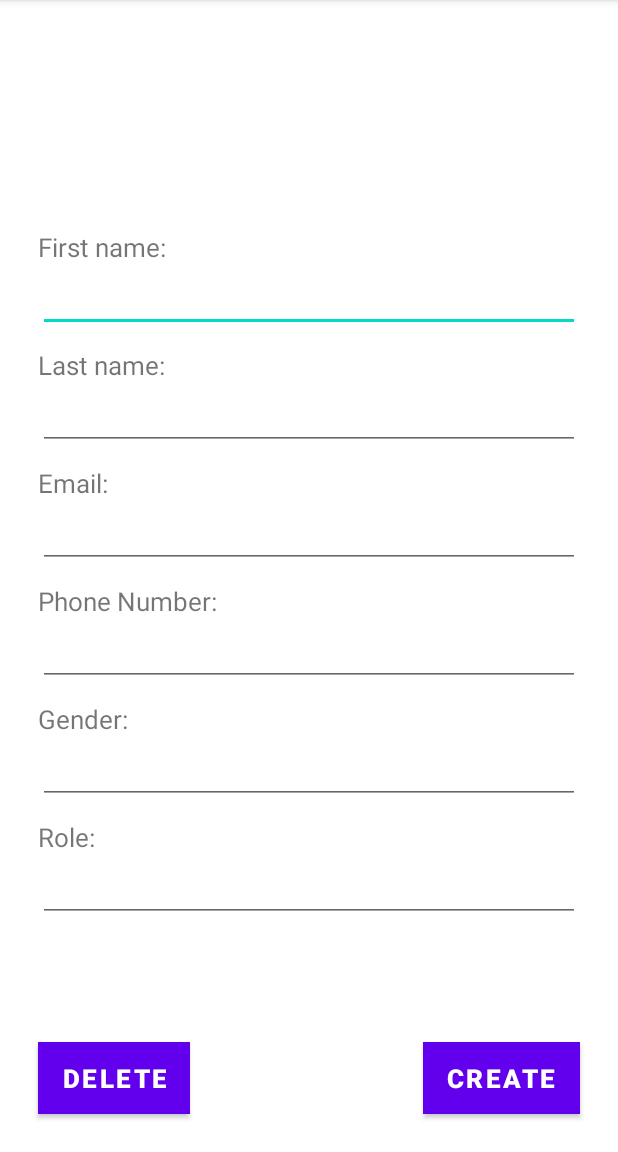
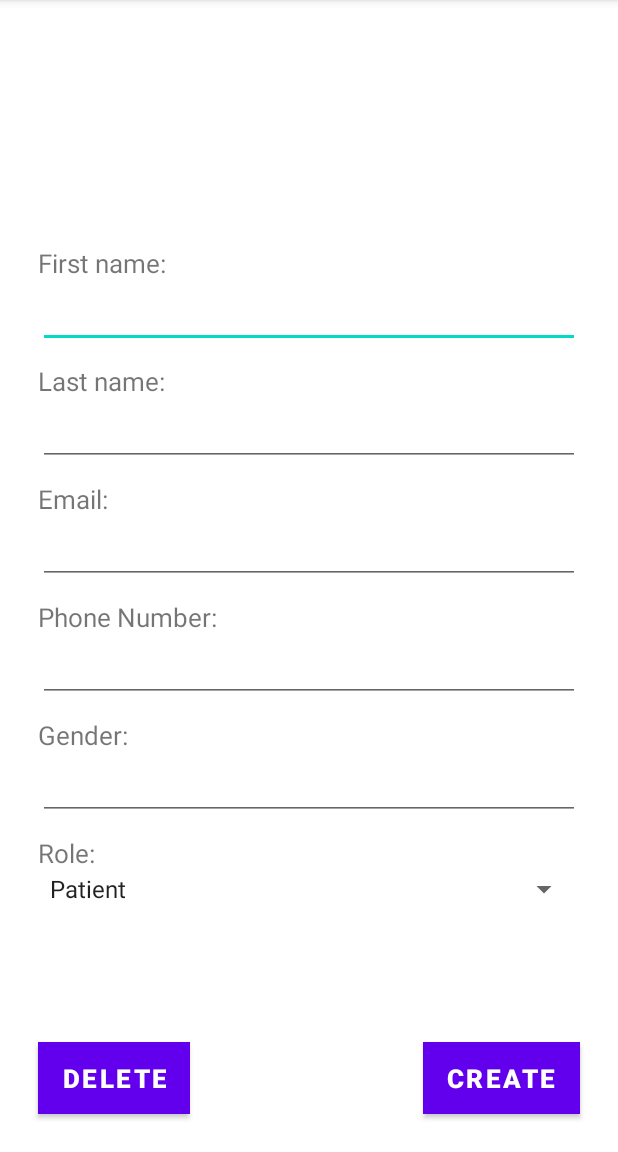
Before and after one commit to nhathuy19135/MobileDev2022, an Android app: the PatientDetailActivity screen opened directly, with no data from a screen before it, on a phone screen of 412 x 824 dp, the part 84-1236 px from its top. Run offline under Robolectric (Android 15) with nearby library versions, the phone set to English and light mode, and no system bars; our stand-ins replace Firebase (no records; nobody signed in at launch, a user with empty details on screens opened directly); 3 statements that could not run were skipped.

Commit message:
dropdown spinner for role selection

```diff
--- a/app/src/main/java/database/patient/PatientDetailActivity.java
+++ b/app/src/main/java/database/patient/PatientDetailActivity.java
@@ -1,13 +1,20 @@
 package database.patient;
 
-import static database.patient.PatientDBContract.*;
-
-import androidx.appcompat.app.AppCompatActivity;
+import static database.patient.PatientDBContract.DOCUMENT_ID;
+import static database.patient.PatientDBContract.FIELD_EMAIL;
+import static database.patient.PatientDBContract.FIELD_FIRST_NAME;
+import static database.patient.PatientDBContract.FIELD_GENDER;
+import static database.patient.PatientDBContract.FIELD_LAST_NAME;
+import static database.patient.PatientDBContract.FIELD_PHONE_NUMBER;
 
 import android.os.Bundle;
 import android.view.View;
+import android.widget.ArrayAdapter;
 import android.widget.Button;
 import android.widget.EditText;
+import android.widget.Spinner;
+
+import androidx.appcompat.app.AppCompatActivity;
 
 import com.example.mobiledev2022.R;
 
@@ -26,7 +33,7 @@ public class PatientDetailActivity extends AppCompatActivity {
     private EditText emailEditText;
     private EditText phoneNumberEditText;
     private EditText genderEditText;
-    private EditText roleEditText;
+    private Spinner roleEditText;
     private Button deleteButton;
     private Button okButton;
 
@@ -48,6 +55,9 @@ public class PatientDetailActivity extends AppCompatActivity {
         okButton.setOnClickListener(new PatientDetailActivity.OkButtonOnClickListener());
 
         Bundle bundle = getIntent().getExtras();
+        ArrayAdapter<CharSequence> adapter = ArrayAdapter.createFromResource(this, R.array.role_list, android.R.layout.simple_spinner_item);
+        adapter.setDropDownViewResource(android.R.layout.simple_spinner_dropdown_item);
+        roleEditText.setAdapter(adapter);
 
         operationTypeString = bundle.getString(OPERATION);
         if (operationTypeString.equals(CREATING)){
@@ -83,7 +93,7 @@ public class PatientDetailActivity extends AppCompatActivity {
             String phoneNumber = phoneNumberEditText.getText().toString();
             String gender = genderEditText.getText().toString();
             String avatar = getIntent().getExtras().getString("image");
-            String role = roleEditText.getText().toString();
+            String role = roleEditText.getSelectedItem().toString();
             Patient patient = new Patient(firstName, lastName, gender, email, phoneNumber);
             patient.setRole(role);
             patient.setImage(avatar);
--- a/app/src/main/res/layout/activity_patient_detail.xml
+++ b/app/src/main/res/layout/activity_patient_detail.xml
@@ -98,22 +98,28 @@
             android:imeOptions="actionNext"
             android:inputType="text"
             android:textSize="17sp"/>
+
         <TextView
             android:id="@+id/roleTextView"
             android:layout_width="wrap_content"
             android:layout_height="wrap_content"
             android:layout_marginTop="10dp"
-            android:textSize="17sp"
-            android:text="Role:" />
+            android:text="Role:"
+            android:textSize="17sp" />
 
-        <EditText
+        <Spinner
             android:id="@+id/roleEditText"
             android:layout_width="match_parent"
-            android:layout_height="wrap_content"
-            android:maxLines="1"
-            android:imeOptions="actionNext"
-            android:inputType="text"
-            android:textSize="17sp"/>
+            android:layout_height="match_parent" />
+
+        <!--        <EditText-->
+<!--            android:id="@+id/roleEditText"-->
+<!--            android:layout_width="match_parent"-->
+<!--            android:layout_height="wrap_content"-->
+<!--            android:maxLines="1"-->
+<!--            android:imeOptions="actionNext"-->
+<!--            android:inputType="text"-->
+<!--            android:textSize="17sp"/>-->
 
 
     </LinearLayout>
--- a/app/src/main/res/values/strings.xml
+++ b/app/src/main/res/values/strings.xml
@@ -13,4 +13,8 @@
     <string name="hello_first_fragment">Hello first fragment</string>
     <string name="hello_second_fragment">Hello second fragment. Arg: %1$s</string>
     <string name="title_activity_video_call">VideoCall</string>
+    <string-array name="role_list">
+        <item>Patient</item>
+        <item>Doctor</item>
+    </string-array>
 </resources>
```
